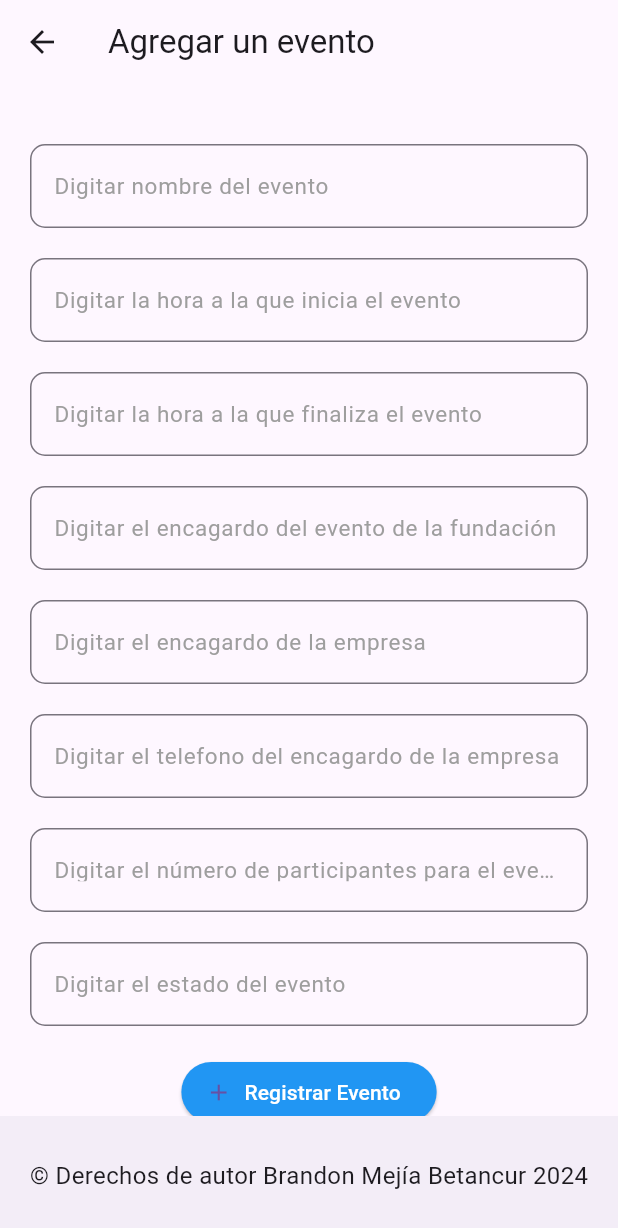
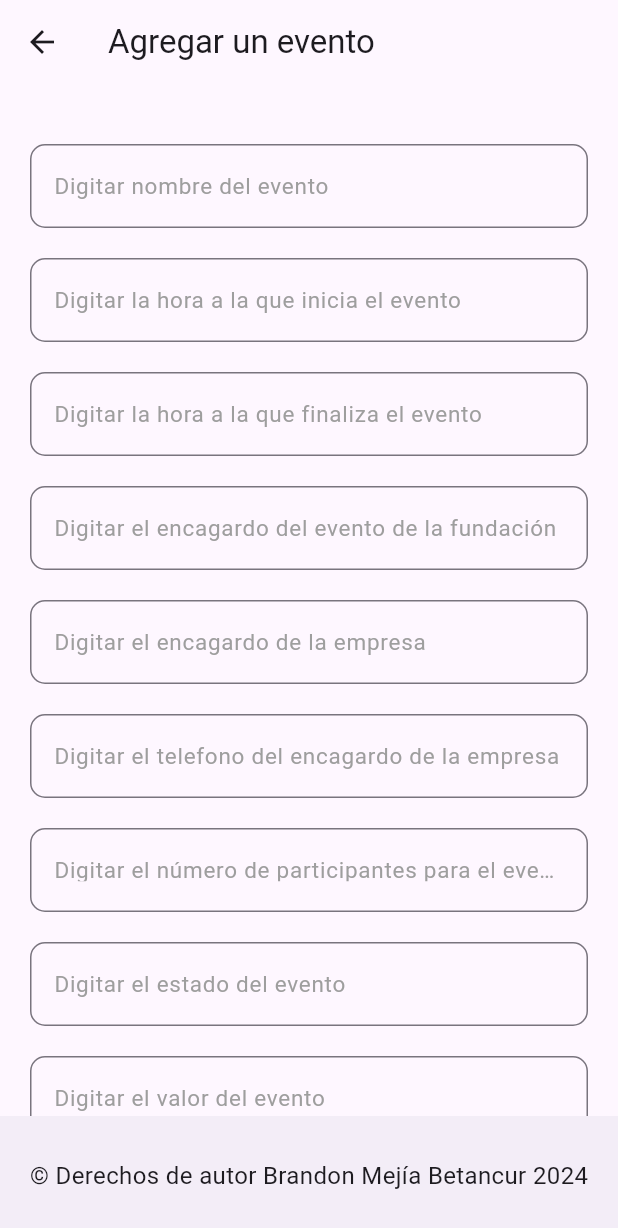
Before and after one commit to Vraamdom/Flutter, a Flutter app: the Evento screen opened directly, on a phone screen of 412 x 824 dp. Shown: the top 1228 px of the screen. Run offline on Flutter 3.47's test engine with Material 3 defaults, Android fonts, the phone set to English and light mode, and no system bars; Roboto replaces fonts that are missing (name).

Commit message:
agrego el valor del evento

```diff
--- a/vidakids_eventos/lib/screens/AgregarEvento_screen.dart
+++ b/vidakids_eventos/lib/screens/AgregarEvento_screen.dart
@@ -44,6 +44,7 @@ TextEditingController encargadoEmpresa = TextEditingController();
 TextEditingController telefonoEncargadoEmpresa = TextEditingController();
 TextEditingController numeroParticipantes = TextEditingController();
 TextEditingController estadoEvento = TextEditingController();
+TextEditingController valorEvento = TextEditingController();
 
 class EventoState extends State<Evento> {
   @override
@@ -228,6 +229,32 @@ class EventoState extends State<Evento> {
                           color: Colors.grey,
                           fontSize: 15,
                           fontFamily: AutofillHints.name)),
+                      validator: (value) {
+                      if (value == null || value.isEmpty) {
+                        return "Porfavor ingrese la cantidad de participantes del evento";
+                      }
+                      return null;
+                    }
+                ),
+                const SizedBox(height: 20),
+                TextFormField(
+                  controller: valorEvento,
+                  keyboardType: TextInputType.number,
+                  decoration: const InputDecoration(
+                      hintText: "Valor Evento",
+                      border: OutlineInputBorder(
+                          borderRadius: BorderRadius.all(Radius.circular(10))),
+                      labelText: 'Digitar el valor del evento',
+                      labelStyle: TextStyle(
+                          color: Colors.grey,
+                          fontSize: 15,
+                          fontFamily: AutofillHints.name)),
+                      validator: (value) {
+                      if (value == null || value.isEmpty) {
+                        return "Porfavor ingrese la cantidad de participantes del evento";
+                      }
+                      return null;
+                    }
                 ),
                 const SizedBox(
                   height: 20,
@@ -248,6 +275,7 @@ class EventoState extends State<Evento> {
                       "encargado_e_t": telefonoEncargadoEmpresa.text,
                       "nro_participantes": numeroParticipantes.text,
                       "estado": estadoEvento.text,
+                      "valor": valorEvento.text,
                     };
 
                     print(evento);
--- a/vidakids_eventos/lib/screens/ListarEventos_screen.dart
+++ b/vidakids_eventos/lib/screens/ListarEventos_screen.dart
@@ -15,6 +15,7 @@ class Evento {
   final String encargado_e_t;
   final int nro_participantes;
   final String estado;
+  final int valor;
 
   Evento({
     required this.id,
@@ -26,6 +27,7 @@ class Evento {
     required this.encargado_e_t,
     required this.nro_participantes,
     required this.estado,
+    required this.valor,
   });
 
   factory Evento.fromJson(Map<String, dynamic> json) {
@@ -39,6 +41,7 @@ class Evento {
       encargado_e_t: json['encargado_e_t'],
       nro_participantes: json['nro_participantes'],
       estado: json['estado'],
+      valor: json['valor'],
     );
   }
 }
@@ -139,6 +142,7 @@ class _ListarEventosState extends State<ListarEventos> {
                     Text(eventos[index].encargado_e_t.toString()),
                     Text(eventos[index].nro_participantes.toString()),
                     Text(eventos[index].estado.toString()),
+                    Text(eventos[index].valor.toString()),
                   ],
                 ),
                 trailing: Row(
```
Also changed, not shown: vidakids_eventos/lib/screens/EditarEvento_screen.dart (+34 -1 lines).
